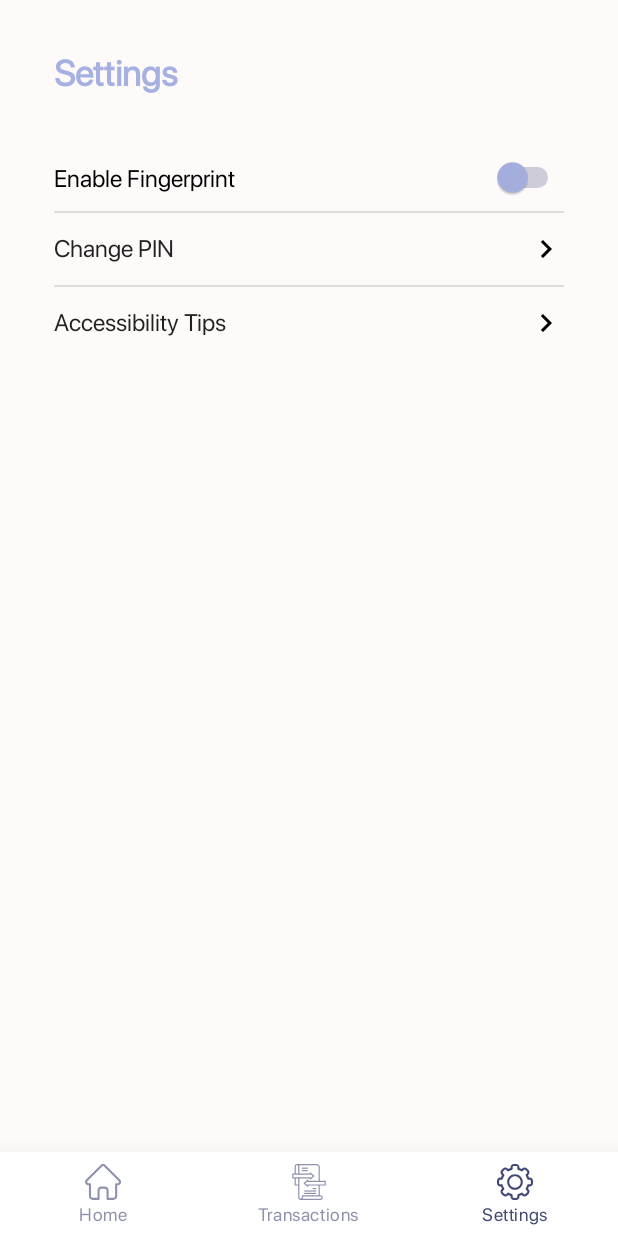
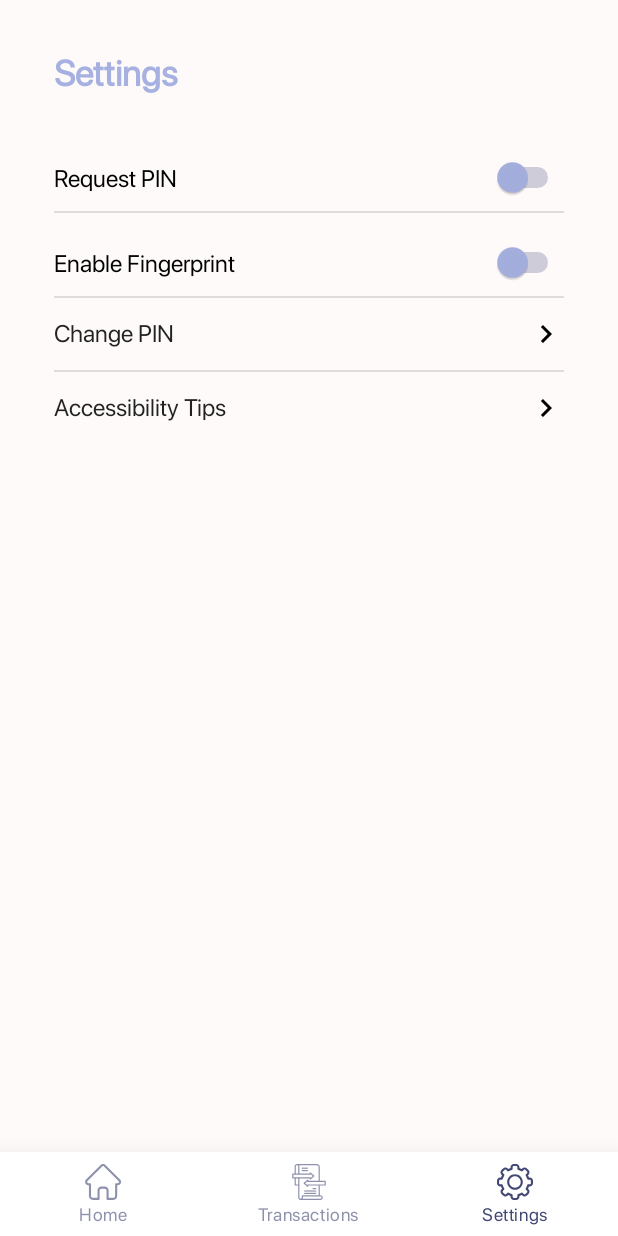
Before and after one commit to Sharpsend/AndroidApp, an Android app: the SettingsFragment screen opened through its navigation route, on a phone screen of 412 x 824 dp. Run offline under Robolectric (Android 15) with nearby library versions, the phone set to English and light mode, and no system bars; our stand-ins replace Room's generated code, navigation-ui; libraries missing offline, so code that uses them is left out: com.hover.sdk; Roboto replaces fonts that are not available here; 1 statement that could not run was skipped.

Commit message:
feature: worked on the request pin features, by default the app does not require a PIN, but users can now choose to apply a PIN and it gets demanded upon startup, an addition to the onboarding images was made too

```diff
--- a/app/src/main/java/dev/goteam/sharpsend/ui/fragments/RegisterFragment.java
+++ b/app/src/main/java/dev/goteam/sharpsend/ui/fragments/RegisterFragment.java
@@ -63,8 +63,6 @@ public class RegisterFragment extends Fragment implements TextWatcher {
             }
         });
 
-        // TODO: effect it in the settings too and react to the set values
-
     }
 
     @Override
--- /dev/null
+++ b/app/src/main/java/dev/goteam/sharpsend/ui/listeners/OnPinSetListener.java
@@ -0,0 +1,9 @@
+package dev.goteam.sharpsend.ui.listeners;
+
+public interface OnPinSetListener {
+
+    void onPinSet(String PIN);
+
+    void onPinSetCanceled();
+
+}
--- a/app/src/main/java/dev/goteam/sharpsend/utils/Prefs.java
+++ b/app/src/main/java/dev/goteam/sharpsend/utils/Prefs.java
@@ -89,7 +89,7 @@ public class Prefs {
         SharedPreferences.Editor editor = sharedPreferences.edit();
         editor.putBoolean(IS_PIN_ENABLED_KEY, state);
 
-        editor.apply();
+        editor.commit();
     }
 
 }
--- a/app/src/main/res/layout/fragment_settings.xml
+++ b/app/src/main/res/layout/fragment_settings.xml
@@ -36,14 +36,29 @@
 	android:showDividers="middle">
 
 	<Switch
+	  android:id="@+id/requestPinSwitch"
+	  android:layout_width="match_parent"
+	  android:layout_height="wrap_content"
+	  android:layout_marginTop="10dp"
+	  android:background="?attr/selectableItemBackground"
+	  android:fontFamily="@font/sf_pro_display_regular"
+	  android:paddingTop="12dp"
+	  android:paddingBottom="12dp"
+	  android:checked="true"
+	  android:text="@string/request_pin"
+	  android:textSize="16sp"
+	  android:thumbTint="@color/colorPrimary"
+	  android:trackTint="@color/colorPrimaryDark" />
+
+	<Switch
 	  android:id="@+id/fingerprintSwitch"
 	  android:layout_width="match_parent"
 	  android:layout_height="wrap_content"
 	  android:layout_marginTop="10dp"
 	  android:background="?attr/selectableItemBackground"
 	  android:fontFamily="@font/sf_pro_display_regular"
+	  android:paddingTop="12dp"
 	  android:paddingBottom="12dp"
-		android:paddingTop="12dp"
 	  android:text="Enable Fingerprint"
 	  android:textSize="16sp"
 	  android:thumbTint="@color/colorPrimary"
@@ -55,8 +70,8 @@
 	  android:layout_height="wrap_content"
 	  android:background="?attr/selectableItemBackground"
 	  android:drawableEnd="@drawable/ic_chevron_right_24dp"
+	  android:paddingTop="12dp"
 	  android:paddingBottom="12dp"
-		android:paddingTop="12dp"
 	  android:text="Change PIN"
 	  android:textColor="@color/transactionItemBlack"
 	  android:textSize="16sp" />
@@ -67,8 +82,8 @@
 	  android:layout_height="wrap_content"
 	  android:background="?attr/selectableItemBackground"
 	  android:drawableEnd="@drawable/ic_chevron_right_24dp"
+	  android:paddingTop="12dp"
 	  android:paddingBottom="12dp"
-		  android:paddingTop="12dp"
 	  android:text="Accessibility Tips"
 	  android:textColor="@color/transactionItemBlack"
 	  android:textSize="16sp" />
--- a/app/src/main/res/layout/item_onboarding.xml
+++ b/app/src/main/res/layout/item_onboarding.xml
@@ -3,8 +3,8 @@
   xmlns:app="http://schemas.android.com/apk/res-auto"
   xmlns:tools="http://schemas.android.com/tools"
   android:layout_width="match_parent"
-  android:background="@color/colorScreenOnboarding"
-  android:layout_height="wrap_content">
+  android:layout_height="wrap_content"
+  android:background="@color/colorScreenOnboarding">
 
   <ImageView
 	android:id="@+id/onboarding_item_image"
@@ -39,9 +39,11 @@
 	android:textAlignment="center"
 	android:textColor="@color/colorTextGray"
 	android:textSize="16sp"
+	app:layout_constraintBottom_toBottomOf="parent"
 	app:layout_constraintEnd_toStartOf="@id/end_guideline"
 	app:layout_constraintStart_toEndOf="@id/left_guideline"
 	app:layout_constraintTop_toBottomOf="@id/onboarding_item_label"
+	app:layout_constraintVertical_bias="0"
 	tools:text="@string/transfer_funds_details" />
 
   <androidx.constraintlayout.widget.Guideline
```
Also changed, not shown: app/src/main/java/dev/goteam/sharpsend/ui/adapters/OnboardingAdapter.java (+3 -4 lines), app/src/main/java/dev/goteam/sharpsend/ui/fragments/SettingsFragment.java (+32 -0 lines), app/src/main/java/dev/goteam/sharpsend/ui/fragments/operations/SetPinBottomSheetFragment.java (added, +77 -0 lines), app/src/main/res/layout/fragment_set_pin.xml (added, +77 -0 lines), app/src/main/res/values/strings.xml (+6 -1 lines), app/src/main/res/drawable/onboarding_image_four.png (added). Lines whose indentation alone changed are shown as unchanged.
